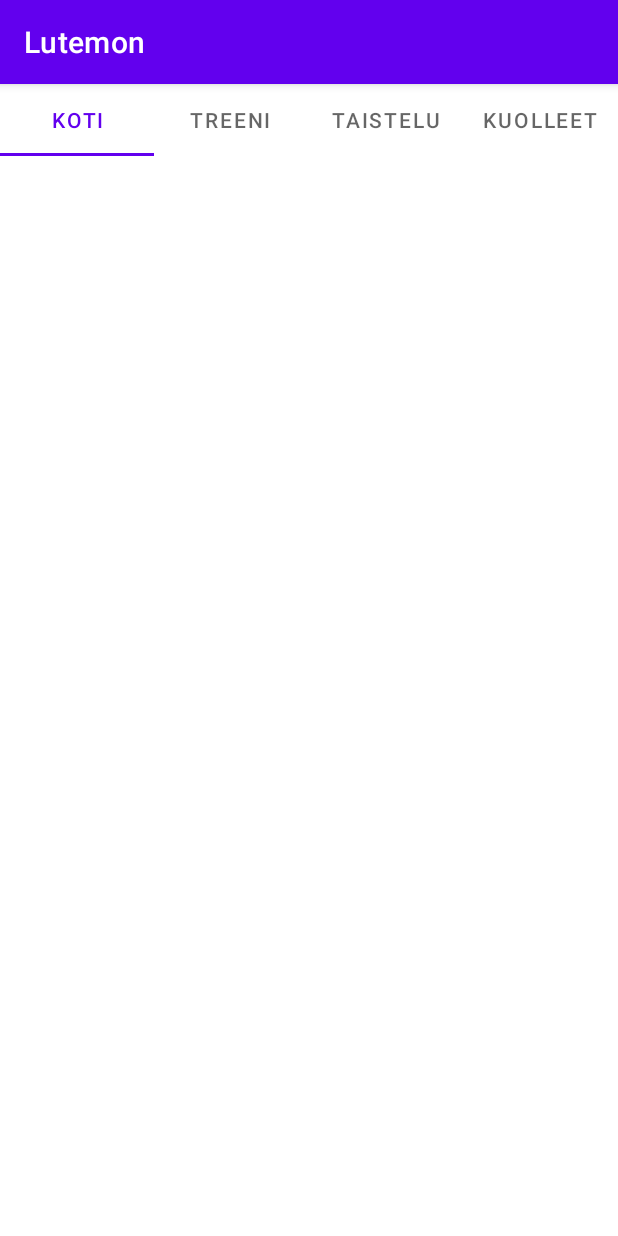
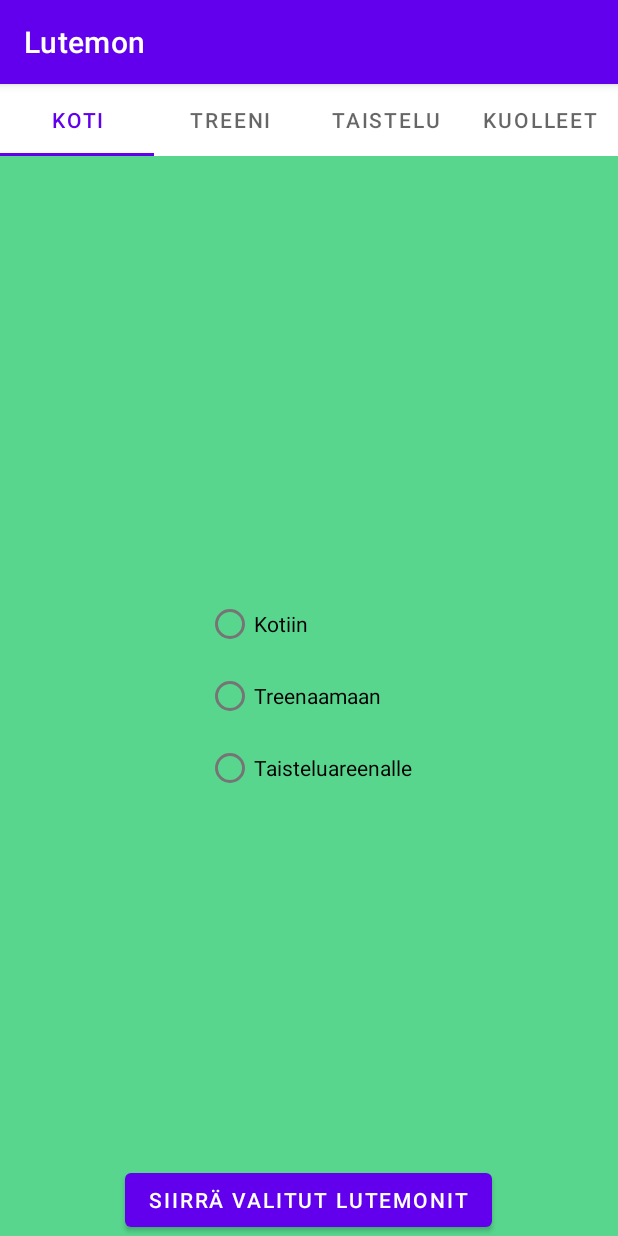
Before and after one commit to dtuukkanen/Lutemon, an Android app: the MoveActivity screen opened directly, with no data from a screen before it, on a phone screen of 412 x 824 dp. Run offline under Robolectric (Android 15) with nearby library versions, the phone set to English and light mode, and no system bars.

Commit message:
Fragment_view updated

```diff
--- a/app/src/main/java/com/example/lutemon/MoveActivity.java
+++ b/app/src/main/java/com/example/lutemon/MoveActivity.java
@@ -1,8 +1,11 @@
 package com.example.lutemon;
 
 import androidx.appcompat.app.AppCompatActivity;
+import androidx.viewpager2.widget.ViewPager2;
 
 import android.os.Bundle;
+
+import com.google.android.material.tabs.TabLayout;
 
 public class MoveActivity extends AppCompatActivity {
 
@@ -10,5 +13,34 @@ public class MoveActivity extends AppCompatActivity {
     protected void onCreate(Bundle savedInstanceState) {
         super.onCreate(savedInstanceState);
         setContentView(R.layout.activity_move);
+
+        TabLayout tabLayout = findViewById(R.id.tabLayout);
+        ViewPager2 fragmentArea = findViewById(R.id.viewPager2);
+        TabPagerAdapter tabPagerAdapter = new TabPagerAdapter(this);
+        fragmentArea.setAdapter(tabPagerAdapter);
+
+        tabLayout.addOnTabSelectedListener(new TabLayout.OnTabSelectedListener() {
+            @Override
+            public void onTabSelected(TabLayout.Tab tab) {
+                fragmentArea.setCurrentItem(tab.getPosition());
+            }
+
+            @Override
+            public void onTabUnselected(TabLayout.Tab tab) {
+
+            }
+
+            @Override
+            public void onTabReselected(TabLayout.Tab tab) {
+
+            }
+        });
+        fragmentArea.registerOnPageChangeCallback(new ViewPager2.OnPageChangeCallback() {
+            @Override
+            public void onPageSelected(int position) {
+                super.onPageSelected(position);
+                tabLayout.getTabAt(position).select();
+            }
+        });
     }
 }
--- a/app/src/main/java/com/example/lutemon/TabPagerAdapter.java
+++ b/app/src/main/java/com/example/lutemon/TabPagerAdapter.java
@@ -19,8 +19,6 @@ public class TabPagerAdapter extends FragmentStateAdapter {
     public Fragment createFragment(int position) {
 
         switch (position) {
-            case 0:
-                return new FragmentHome();
             case 1:
                 return new FragmentTrain();
             case 2:
@@ -32,6 +30,6 @@ public class TabPagerAdapter extends FragmentStateAdapter {
 
     @Override
     public int getItemCount() {
-        return 3;
+        return 4;
     }
 }
--- a/app/src/main/res/layout/activity_move.xml
+++ b/app/src/main/res/layout/activity_move.xml
@@ -8,7 +8,8 @@
 
     <com.google.android.material.tabs.TabLayout
         android:layout_width="match_parent"
-        android:layout_height="wrap_content">
+        android:layout_height="wrap_content"
+        android:id="@+id/tabLayout">
 
         <com.google.android.material.tabs.TabItem
             android:layout_width="wrap_content"
@@ -31,10 +32,17 @@
             android:text="Kuolleet"/>
     </com.google.android.material.tabs.TabLayout>
 
+    <androidx.viewpager2.widget.ViewPager2
+        android:layout_width="match_parent"
+        android:layout_height="match_parent"
+        android:id="@+id/viewPager2"
+        android:layout_below="@+id/tabLayout">
+
+    </androidx.viewpager2.widget.ViewPager2>
+
     <FrameLayout
         android:layout_width="match_parent"
-        android:layout_height="match_parent">
+        android:layout_height="wrap_content">
 
     </FrameLayout>
-
 </RelativeLayout>
--- a/app/src/main/res/layout/fragment_home.xml
+++ b/app/src/main/res/layout/fragment_home.xml
@@ -6,10 +6,39 @@
     tools:context=".fragments.FragmentHome"
     android:background="#58D68D">
 
-    <!-- TODO: Update blank fragment layout -->
-    <TextView
-        android:layout_width="match_parent"
-        android:layout_height="match_parent"
-        android:text="@string/hello_blank_fragment" />
+    <androidx.recyclerview.widget.RecyclerView
+        android:layout_width="wrap_content"
+        android:layout_height="wrap_content"
+        android:layout_gravity="center|top" />
 
+    <RadioGroup
+        android:layout_width="wrap_content"
+        android:layout_height="wrap_content"
+        android:layout_gravity="center|center_vertical">
+
+        <RadioButton
+            android:id="@+id/radioButton"
+            android:layout_width="match_parent"
+            android:layout_height="wrap_content"
+            android:text="Kotiin" />
+
+        <RadioButton
+            android:id="@+id/radioButton2"
+            android:layout_width="match_parent"
+            android:layout_height="wrap_content"
+            android:text="Treenaamaan" />
+
+        <RadioButton
+            android:id="@+id/radioButton3"
+            android:layout_width="match_parent"
+            android:layout_height="wrap_content"
+            android:text="Taisteluareenalle" />
+    </RadioGroup>
+
+    <Button
+        android:id="@+id/button2"
+        android:layout_width="wrap_content"
+        android:layout_height="wrap_content"
+        android:layout_gravity="bottom|center"
+        android:text="Siirrä valitut Lutemonit" />
 </FrameLayout>
```
Also changed, not shown: app/src/main/res/layout/fragment_battle.xml (+34 -5 lines), app/src/main/res/layout/fragment_dead.xml (+2 -5 lines), app/src/main/res/layout/fragment_train.xml (+34 -5 lines).
